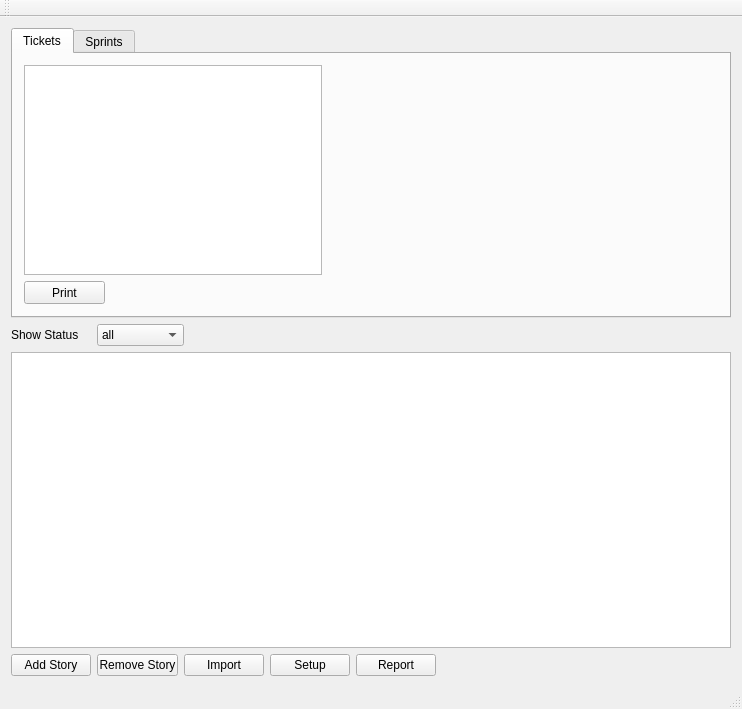
Before: the Qt Designer form mainwindow.ui in jmreyen/starfish, drawn with Qt 5.
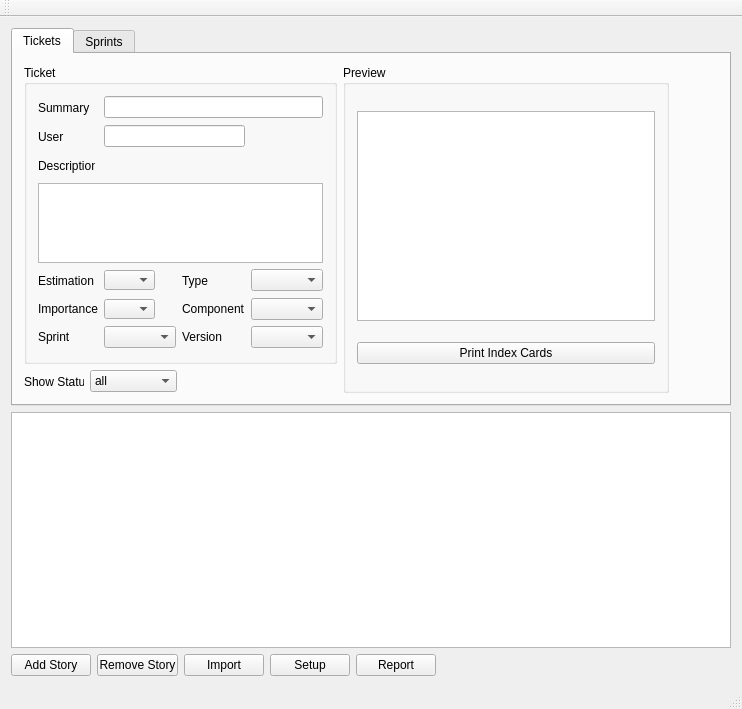
After: the same form once the commit is applied. The open tabs and pages were chosen to show the change. Icons and pictures are not drawn.

Diff of the .ui file:
```diff
--- a/mainwindow.ui
+++ b/mainwindow.ui
@@ -25,69 +25,6 @@
   </property>
   <widget class="QWidget" name="centralWidget">
    <layout class="QGridLayout" name="gridLayout_2">
-    <item row="1" column="0">
-     <widget class="QLabel" name="label">
-      <property name="maximumSize">
-       <size>
-        <width>71</width>
-        <height>16777215</height>
-       </size>
-      </property>
-      <property name="text">
-       <string>Show Status</string>
-      </property>
-     </widget>
-    </item>
-    <item row="1" column="1" colspan="7">
-     <widget class="QComboBox" name="comboBox">
-      <property name="sizePolicy">
-       <sizepolicy hsizetype="Fixed" vsizetype="Fixed">
-        <horstretch>0</horstretch>
-        <verstretch>0</verstretch>
-       </sizepolicy>
-      </property>
-      <item>
-       <property name="text">
-        <string>all</string>
-       </property>
-      </item>
-      <item>
-       <property name="text">
-        <string>new</string>
-       </property>
-      </item>
-      <item>
-       <property name="text">
-        <string>selected</string>
-       </property>
-      </item>
-      <item>
-       <property name="text">
-        <string>postponed</string>
-       </property>
-      </item>
-      <item>
-       <property name="text">
-        <string>waiting</string>
-       </property>
-      </item>
-      <item>
-       <property name="text">
-        <string>backlog</string>
-       </property>
-      </item>
-      <item>
-       <property name="text">
-        <string>unknown</string>
-       </property>
-      </item>
-      <item>
-       <property name="text">
-        <string>done</string>
-       </property>
-      </item>
-     </widget>
-    </item>
     <item row="3" column="0">
      <widget class="QPushButton" name="addRowButton">
       <property name="maximumSize">
@@ -178,14 +115,17 @@
         <family>Arial</family>
        </font>
       </property>
+      <property name="alternatingRowColors">
+       <bool>true</bool>
+      </property>
       <property name="gridStyle">
-       <enum>Qt::NoPen</enum>
+       <enum>Qt::SolidLine</enum>
       </property>
       <property name="sortingEnabled">
        <bool>true</bool>
       </property>
       <property name="wordWrap">
-       <bool>true</bool>
+       <bool>false</bool>
       </property>
       <attribute name="horizontalHeaderVisible">
        <bool>false</bool>
@@ -193,9 +133,6 @@
       <attribute name="horizontalHeaderCascadingSectionResizes">
        <bool>true</bool>
       </attribute>
-      <attribute name="horizontalHeaderDefaultSectionSize">
-       <number>50</number>
-      </attribute>
       <attribute name="horizontalHeaderHighlightSections">
        <bool>true</bool>
       </attribute>
@@ -214,9 +151,6 @@
       <attribute name="verticalHeaderCascadingSectionResizes">
        <bool>false</bool>
       </attribute>
-      <attribute name="verticalHeaderDefaultSectionSize">
-       <number>0</number>
-      </attribute>
       <attribute name="verticalHeaderHighlightSections">
        <bool>false</bool>
       </attribute>
@@ -235,57 +169,297 @@
         <string>Tickets</string>
        </attribute>
        <layout class="QGridLayout" name="gridLayout">
-        <item row="0" column="0">
-         <widget class="QGraphicsView" name="cardView">
-          <property name="enabled">
-           <bool>true</bool>
+        <item row="3" column="7">
+         <widget class="QLabel" name="label">
+          <property name="minimumSize">
+           <size>
+            <width>60</width>
+            <height>23</height>
+           </size>
           </property>
+          <property name="maximumSize">
+           <size>
+            <width>60</width>
+            <height>23</height>
+           </size>
+          </property>
+          <property name="text">
+           <string>Show Status</string>
+          </property>
+         </widget>
+        </item>
+        <item row="3" column="8">
+         <widget class="QComboBox" name="comboBox">
           <property name="sizePolicy">
            <sizepolicy hsizetype="Fixed" vsizetype="Fixed">
             <horstretch>0</horstretch>
             <verstretch>0</verstretch>
            </sizepolicy>
           </property>
-          <property name="minimumSize">
-           <size>
-            <width>298</width>
-            <height>210</height>
-           </size>
+          <item>
+           <property name="text">
+            <string>all</string>
+           </property>
+          </item>
+          <item>
+           <property name="text">
+            <string>new</string>
+           </property>
+          </item>
+          <item>
+           <property name="text">
+            <string>selected</string>
+           </property>
+          </item>
+          <item>
+           <property name="text">
+            <string>postponed</string>
+           </property>
+          </item>
+          <item>
+           <property name="text">
+            <string>waiting</string>
+           </property>
+          </item>
+          <item>
+           <property name="text">
+            <string>backlog</string>
+           </property>
+          </item>
+          <item>
+           <property name="text">
+            <string>unknown</string>
+           </property>
+          </item>
+          <item>
+           <property name="text">
+            <string>done</string>
+           </property>
+          </item>
+         </widget>
+        </item>
+        <item row="1" column="10" rowspan="3">
+         <widget class="QGroupBox" name="groupBox_3">
+          <property name="title">
+           <string>Preview</string>
           </property>
-          <property name="maximumSize">
-           <size>
-            <width>298</width>
-            <height>210</height>
-           </size>
-          </property>
-          <property name="styleSheet">
-           <string notr="true"/>
-          </property>
-          <property name="frameShape">
-           <enum>QFrame::StyledPanel</enum>
-          </property>
-          <property name="verticalScrollBarPolicy">
-           <enum>Qt::ScrollBarAlwaysOff</enum>
-          </property>
-          <property name="horizontalScrollBarPolicy">
-           <enum>Qt::ScrollBarAlwaysOff</enum>
-          </property>
+          <layout class="QGridLayout" name="gridLayout_5">
+           <item row="0" column="0">
+            <widget class="QGraphicsView" name="cardView">
+             <property name="enabled">
+              <bool>true</bool>
+             </property>
+             <property name="sizePolicy">
+              <sizepolicy hsizetype="Fixed" vsizetype="Fixed">
+               <horstretch>0</horstretch>
+               <verstretch>0</verstretch>
+              </sizepolicy>
+             </property>
+             <property name="minimumSize">
+              <size>
+               <width>298</width>
+               <height>210</height>
+              </size>
+             </property>
+             <property name="maximumSize">
+              <size>
+               <width>298</width>
+               <height>210</height>
+              </size>
+             </property>
+             <property name="styleSheet">
+              <string notr="true"/>
+             </property>
+             <property name="frameShape">
+              <enum>QFrame::StyledPanel</enum>
+             </property>
+             <property name="verticalScrollBarPolicy">
+              <enum>Qt::ScrollBarAlwaysOff</enum>
+             </property>
+             <property name="horizontalScrollBarPolicy">
+              <enum>Qt::ScrollBarAlwaysOff</enum>
+             </property>
+            </widget>
+           </item>
+           <item row="1" column="0">
+            <widget class="QPushButton" name="printButton">
+             <property name="text">
+              <string>Print Index Cards</string>
+             </property>
+            </widget>
+           </item>
+          </layout>
          </widget>
         </item>
-        <item row="1" column="0">
-         <widget class="QPushButton" name="printButton">
-          <property name="maximumSize">
-           <size>
-            <width>81</width>
-            <height>23</height>
-           </size>
+        <item row="1" column="7" rowspan="2" colspan="3">
+         <widget class="QGroupBox" name="groupBox_2">
+          <property name="title">
+           <string>Ticket</string>
           </property>
-          <property name="text">
-           <string>Print</string>
-          </property>
+          <layout class="QGridLayout" name="gridLayout_4">
+           <item row="0" column="0">
+            <widget class="QLabel" name="label_5">
+             <property name="minimumSize">
+              <size>
+               <width>57</width>
+               <height>23</height>
+              </size>
+             </property>
+             <property name="maximumSize">
+              <size>
+               <width>57</width>
+               <height>23</height>
+              </size>
+             </property>
+             <property name="text">
+              <string>Summary</string>
+             </property>
+            </widget>
+           </item>
+           <item row="0" column="1" colspan="3">
+            <widget class="QLineEdit" name="summaryEdit"/>
+           </item>
+           <item row="1" column="0">
+            <widget class="QLabel" name="label_9">
+             <property name="minimumSize">
+              <size>
+               <width>58</width>
+               <height>23</height>
+              </size>
+             </property>
+             <property name="maximumSize">
+              <size>
+               <width>58</width>
+               <height>23</height>
+              </size>
+             </property>
+             <property name="text">
+              <string>User</string>
+             </property>
+            </widget>
+           </item>
+           <item row="1" column="1" colspan="2">
+            <widget class="QLineEdit" name="lineEdit_2"/>
+           </item>
+           <item row="2" column="0">
+            <widget class="QLabel" name="label_7">
+             <property name="minimumSize">
+              <size>
+               <width>57</width>
+               <height>23</height>
+              </size>
+             </property>
+             <property name="maximumSize">
+              <size>
+               <width>57</width>
+               <height>23</height>
+              </size>
+             </property>
+             <property name="text">
+              <string>Description</string>
+             </property>
+            </widget>
+           </item>
+           <item row="3" column="0" colspan="4">
+            <widget class="QTextEdit" name="descriptionEdit">
+             <property name="maximumSize">
+              <size>
+               <width>16777215</width>
+               <height>80</height>
+              </size>
+             </property>
+            </widget>
+           </item>
+           <item row="4" column="0">
+            <widget class="QLabel" name="label_14">
+             <property name="text">
+              <string>Estimation</string>
+             </property>
+            </widget>
+           </item>
+           <item row="4" column="1">
+            <widget class="QComboBox" name="comboBox_6">
+             <property name="maximumSize">
+              <size>
+               <width>51</width>
+               <height>20</height>
+              </size>
+             </property>
+            </widget>
+           </item>
+           <item row="4" column="2">
+            <widget class="QLabel" name="label_6">
+             <property name="minimumSize">
+              <size>
+               <width>57</width>
+               <height>23</height>
+              </size>
+             </property>
+             <property name="maximumSize">
+              <size>
+               <width>57</width>
+               <height>23</height>
+              </size>
+             </property>
+             <property name="text">
+              <string>Type</string>
+             </property>
+            </widget>
+           </item>
+           <item row="4" column="3">
+            <widget class="QComboBox" name="comboBox_2"/>
+           </item>
+           <item row="5" column="0">
+            <widget class="QLabel" name="label_10">
+             <property name="text">
+              <string>Importance</string>
+             </property>
+            </widget>
+           </item>
+           <item row="5" column="1">
+            <widget class="QComboBox" name="comboBox_3">
+             <property name="maximumSize">
+              <size>
+               <width>51</width>
+               <height>20</height>
+              </size>
+             </property>
+            </widget>
+           </item>
+           <item row="5" column="2">
+            <widget class="QLabel" name="label_12">
+             <property name="text">
+              <string>Component</string>
+             </property>
+            </widget>
+           </item>
+           <item row="5" column="3">
+            <widget class="QComboBox" name="comboBox_5"/>
+           </item>
+           <item row="6" column="0">
+            <widget class="QLabel" name="label_11">
+             <property name="text">
+              <string>Sprint</string>
+             </property>
+            </widget>
+           </item>
+           <item row="6" column="1">
+            <widget class="QComboBox" name="comboBox_4"/>
+           </item>
+           <item row="6" column="2">
+            <widget class="QLabel" name="label_13">
+             <property name="text">
+              <string>Version</string>
+             </property>
+            </widget>
+           </item>
+           <item row="6" column="3">
+            <widget class="QComboBox" name="comboBox_7"/>
+           </item>
+          </layout>
          </widget>
         </item>
-        <item row="0" column="1">
+        <item row="1" column="11">
          <spacer name="horizontalSpacer">
           <property name="orientation">
            <enum>Qt::Horizontal</enum>
@@ -376,13 +550,13 @@
          </property>
         </widget>
        </widget>
-       <widget class="QGroupBox" name="groupBox_2">
+       <widget class="QGroupBox" name="sprintDataGroupBox">
         <property name="geometry">
          <rect>
-          <x>106</x>
-          <y>9</y>
-          <width>241</width>
-          <height>133</height>
+          <x>110</x>
+          <y>20</y>
+          <width>209</width>
+          <height>141</height>
          </rect>
         </property>
         <property name="title">
```
Left out of the diff: 173 changed lines with no effect on the pictures.
